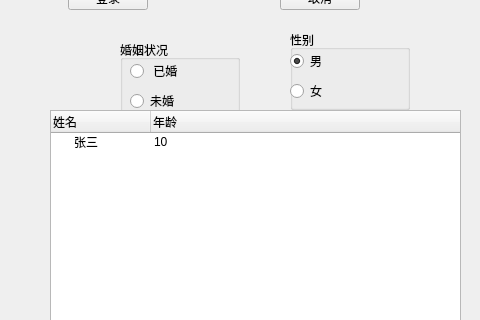
This is test_05/mainwindow.ui in waitwalker/cpp_projects as Qt 5 draws it before an edit; both pictures show x 0 to 480 and y 200 to 520 of the 814 by 628 pixel window. The edited form follows.
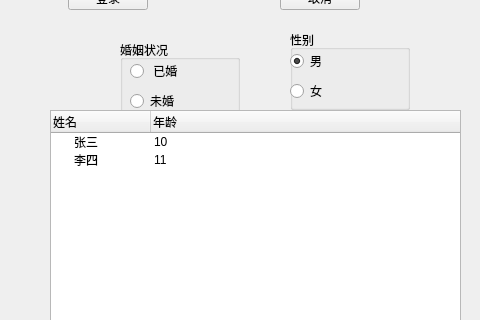
This is the edited form.

Commit message: 设置树控件的头部信息

What changed in the file:
```diff
--- a/test_05/mainwindow.ui
+++ b/test_05/mainwindow.ui
@@ -245,6 +245,14 @@
       <string>10</string>
      </property>
     </item>
+    <item>
+     <property name="text">
+      <string>李四</string>
+     </property>
+     <property name="text">
+      <string>11</string>
+     </property>
+    </item>
    </widget>
   </widget>
   <widget class="QMenuBar" name="menubar">
```
The commit also changes 2 other files.
